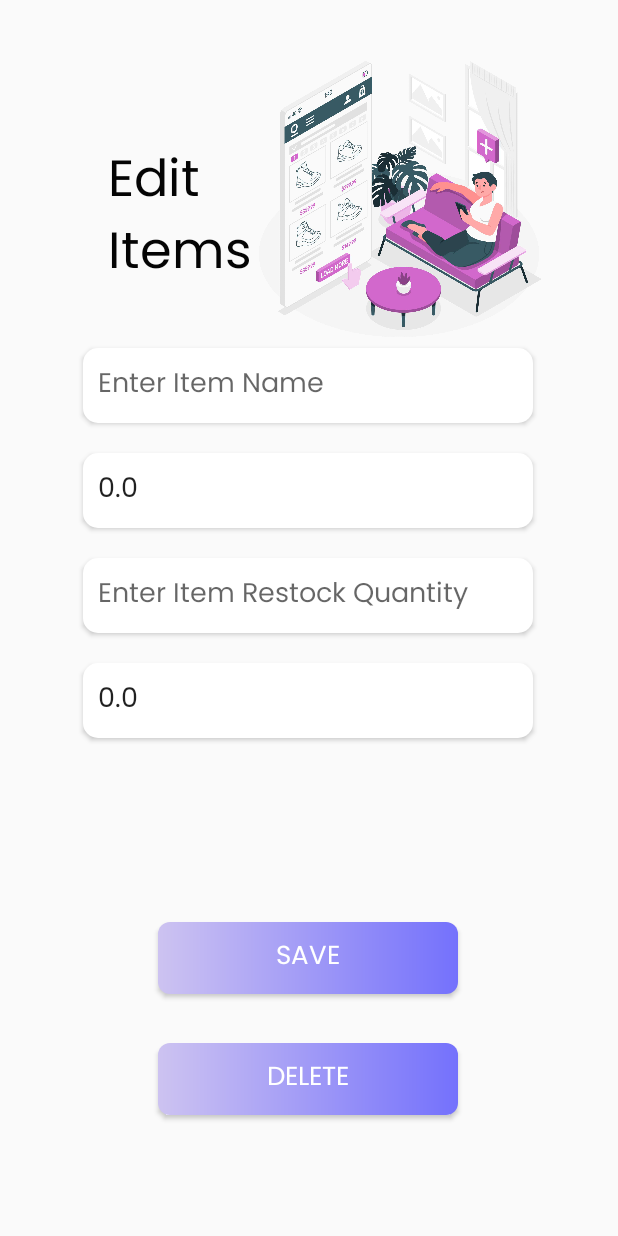
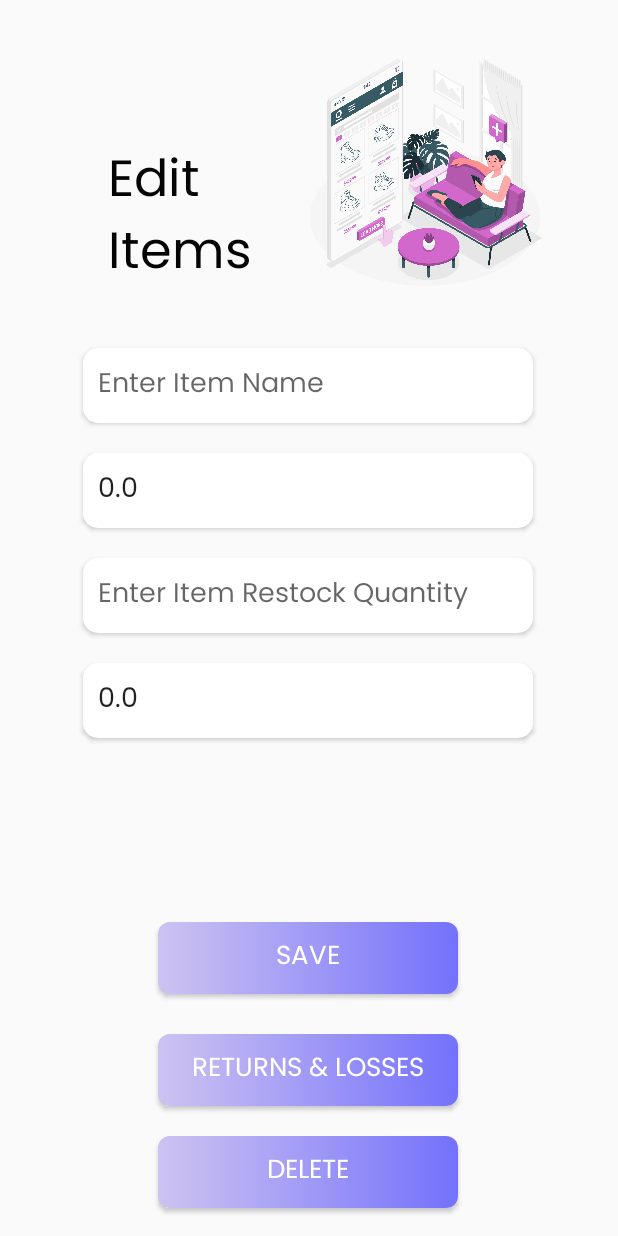
Before and after one commit to jrlbln/Capstone, an Android app: the EditItem screen opened directly, with no data from a screen before it, on a phone screen of 412 x 824 dp. Run offline under Robolectric (Android 15) with nearby library versions, the phone set to English and light mode, and no system bars; our stand-ins replace Firebase (no records; nobody signed in at launch, a user with empty details on screens opened directly).

Commit message:
Added Returns and Losses

```diff
--- a/app/src/main/AndroidManifest.xml
+++ b/app/src/main/AndroidManifest.xml
@@ -12,6 +12,9 @@
         android:supportsRtl="true"
         android:theme="@style/Theme.Capstone"
         tools:targetApi="31">
+        <activity
+            android:name=".ReturnsAndLosses"
+            android:exported="false" />
         <activity
             android:name=".WaitingActivity"
             android:exported="false" />
--- a/app/src/main/java/com/example/capstone/EditItem.java
+++ b/app/src/main/java/com/example/capstone/EditItem.java
@@ -30,6 +30,7 @@ public class EditItem extends AppCompatActivity {
     private EditText editAddQuantity;
     private Button saveButton;
     private Button deleteButton;
+    private Button returnsAndLossesButton;
     private String documentId;
 
     @Override
@@ -42,6 +43,7 @@ public class EditItem extends AppCompatActivity {
         editPrice = findViewById(R.id.item_price);
         editAddQuantity = findViewById(R.id.add_quantity);
         saveButton = findViewById(R.id.save_button);
+        returnsAndLossesButton = findViewById(R.id.returns_and_losses_button);
         deleteButton = findViewById(R.id.delete_button);
 
         // Get the data from the Intent
@@ -143,5 +145,16 @@ public class EditItem extends AppCompatActivity {
                 alertDialog.show();
             }
         });
+
+        returnsAndLossesButton.setOnClickListener(new View.OnClickListener() {
+            @Override
+            public void onClick(View view) {
+                // Start the ReturnsAndLosses activity
+                Intent intent = new Intent(EditItem.this, ReturnsAndLosses.class);
+                // Pass the documentId to the ReturnsAndLosses activity
+                intent.putExtra("documentId", documentId);
+                startActivity(intent);
+            }
+        });
     }
 }
--- a/app/src/main/res/layout/edit_item.xml
+++ b/app/src/main/res/layout/edit_item.xml
@@ -121,6 +121,24 @@
         app:layout_constraintVertical_bias="0.792" />
 
     <Button
+        android:id="@+id/returns_and_losses_button"
+        android:layout_width="wrap_content"
+        android:layout_height="wrap_content"
+        android:width="200dp"
+        android:background="@drawable/gradientbutton"
+        android:clickable="true"
+        android:fontFamily="@font/poppinsreg"
+        android:text="Returns &amp; Losses"
+        android:textColor="#ffffff"
+        android:textSize="17sp"
+        app:layout_constraintBottom_toBottomOf="parent"
+        app:layout_constraintEnd_toEndOf="parent"
+        app:layout_constraintHorizontal_bias="0.497"
+        app:layout_constraintStart_toStartOf="parent"
+        app:layout_constraintTop_toTopOf="parent"
+        app:layout_constraintVertical_bias="0.888" />
+
+    <Button
         android:id="@+id/delete_button"
         android:layout_width="wrap_content"
         android:layout_height="wrap_content"
@@ -136,12 +154,12 @@
         app:layout_constraintHorizontal_bias="0.497"
         app:layout_constraintStart_toStartOf="parent"
         app:layout_constraintTop_toTopOf="parent"
-        app:layout_constraintVertical_bias="0.896" />
+        app:layout_constraintVertical_bias="0.976" />
 
     <ImageView
         android:id="@+id/imageView8"
-        android:layout_width="236dp"
-        android:layout_height="199dp"
+        android:layout_width="201dp"
+        android:layout_height="164dp"
         android:layout_marginTop="32dp"
         android:layout_marginEnd="28dp"
         app:layout_constraintEnd_toEndOf="parent"
--- a/app/src/main/res/layout/home.xml
+++ b/app/src/main/res/layout/home.xml
@@ -133,7 +133,6 @@
                     android:id="@+id/inventory_table"
                     android:layout_width="match_parent"
                     android:layout_height="match_parent"
-
                     android:stretchColumns="*" />
             </LinearLayout>
 
```
Also changed, not shown: app/src/main/java/com/example/capstone/ReturnsAndLosses.java (added, +84 -0 lines), app/src/main/res/layout/returns_and_losses.xml (added, +67 -0 lines).
